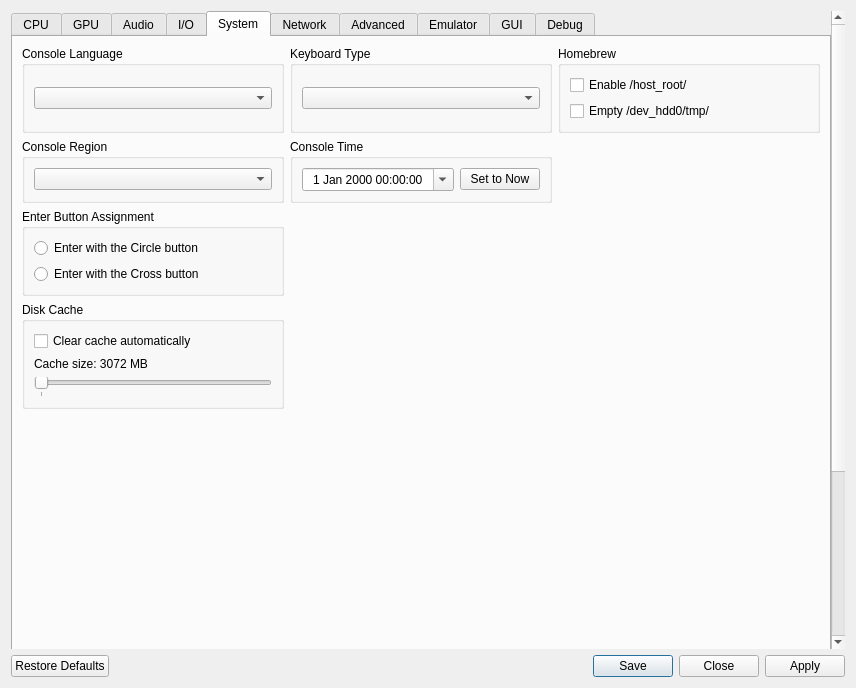
Above: rpcs3/rpcs3qt/settings_dialog.ui from RPCS3/rpcs3 before the change. Below: the same form after it.
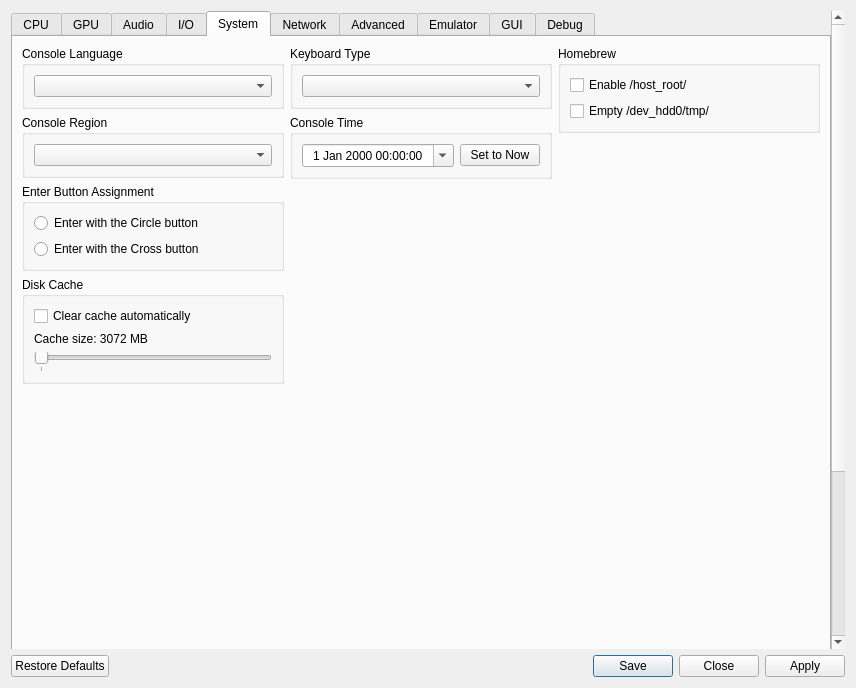
That is the form after the change. The open tabs and pages were chosen to show the change. Icons and pictures are not drawn.

Commit message: Fix system tab layout

```diff
--- a/rpcs3/rpcs3qt/settings_dialog.ui
+++ b/rpcs3/rpcs3qt/settings_dialog.ui
@@ -1900,9 +1900,11 @@
        <attribute name="title">
         <string>System</string>
        </attribute>
-       <layout class="QVBoxLayout" name="systemTab_layout" stretch="0,0,0,0,1,0">
+       <layout class="QVBoxLayout" name="systemTab_layout" stretch="0,1,0">
         <item>
-         <layout class="QHBoxLayout" name="systemTabLayout1" stretch="1,1,1">
+         <layout class="QHBoxLayout" name="systemTabHorizontalLayout" stretch="1,1,1">
+          <item>
+           <layout class="QVBoxLayout" name="systemTabLeftLayout">
           <item>
            <widget class="QGroupBox" name="gb_sysLang">
             <property name="title">
@@ -1916,45 +1918,6 @@
            </widget>
           </item>
           <item>
-           <widget class="QGroupBox" name="gb_keyboardType">
-            <property name="title">
-             <string>Keyboard Type</string>
-            </property>
-            <layout class="QVBoxLayout" name="verticalLayout_keyboardType">
-             <item>
-              <widget class="QComboBox" name="keyboardType"/>
-             </item>
-            </layout>
-           </widget>
-          </item>
-          <item>
-           <widget class="QGroupBox" name="gb_homebrew">
-            <property name="title">
-             <string>Homebrew</string>
-            </property>
-            <layout class="QVBoxLayout" name="gb_homebrew_layout">
-             <item>
-              <widget class="QCheckBox" name="enableHostRoot">
-               <property name="text">
-                <string>Enable /host_root/</string>
-               </property>
-              </widget>
-             </item>
-             <item>
-              <widget class="QCheckBox" name="emptyHdd0Tmp">
-               <property name="text">
-                <string>Empty /dev_hdd0/tmp/</string>
-               </property>
-              </widget>
-             </item>
-            </layout>
-           </widget>
-          </item>
-         </layout>
-        </item>
-        <item>
-         <layout class="QHBoxLayout" name="systemTabLayout2" stretch="1,1,1">
-          <item>
            <widget class="QGroupBox" name="gb_console_region">
             <property name="title">
              <string>Console Region</string>
@@ -1967,6 +1930,97 @@
            </widget>
           </item>
           <item>
+             <widget class="QGroupBox" name="gb_enterButtonAssignment">
+              <property name="title">
+               <string>Enter Button Assignment</string>
+              </property>
+              <layout class="QVBoxLayout" name="gb_enterButtonAssignment_layout">
+               <item>
+                <widget class="QRadioButton" name="enterButtonAssignCircle">
+                 <property name="text">
+                  <string notr="true">Enter with the Circle button</string>
+                 </property>
+                </widget>
+               </item>
+               <item>
+                <widget class="QRadioButton" name="enterButtonAssignCross">
+                 <property name="text">
+                  <string notr="true">Enter with the Cross button</string>
+                 </property>
+                </widget>
+               </item>
+              </layout>
+             </widget>
+            </item>
+            <item>
+             <widget class="QGroupBox" name="gb_DiskCacheClearing">
+              <property name="title">
+               <string>Disk Cache</string>
+              </property>
+              <layout class="QVBoxLayout" name="gb_DiskCacheClearing_layout">
+               <item>
+                <widget class="QCheckBox" name="enableCacheClearing">
+                 <property name="text">
+                  <string>Clear cache automatically</string>
+                 </property>
+                </widget>
+               </item>
+               <item>
+                <widget class="QLabel" name="maximumCacheSizeLabel">
+                 <property name="text">
+                  <string>Cache size: 3072 MB</string>
+                 </property>
+                </widget>
+               </item>
+               <item>
+                <widget class="QSlider" name="maximumCacheSize">
+                 <property name="pageStep">
+                  <number>512</number>
+                 </property>
+                 <property name="orientation">
+                  <enum>Qt::Orientation::Horizontal</enum>
+                 </property>
+                 <property name="tickPosition">
+                  <enum>QSlider::TickPosition::TicksBelow</enum>
+                 </property>
+                 <property name="tickInterval">
+                  <number>1024</number>
+                 </property>
+                </widget>
+               </item>
+              </layout>
+             </widget>
+            </item>
+            <item>
+             <spacer name="systemTabLeftVerticalSpacer">
+              <property name="orientation">
+               <enum>Qt::Orientation::Vertical</enum>
+              </property>
+              <property name="sizeHint" stdset="0">
+               <size>
+                <width>0</width>
+                <height>0</height>
+               </size>
+              </property>
+             </spacer>
+            </item>
+           </layout>
+          </item>
+          <item>
+           <layout class="QVBoxLayout" name="systemTabMiddleLayout">
+            <item>
+             <widget class="QGroupBox" name="gb_keyboardType">
+              <property name="title">
+               <string>Keyboard Type</string>
+              </property>
+              <layout class="QVBoxLayout" name="verticalLayout_keyboardType">
+               <item>
+                <widget class="QComboBox" name="keyboardType"/>
+               </item>
+              </layout>
+             </widget>
+            </item>
+            <item>
            <widget class="QGroupBox" name="gb_console_time">
             <property name="title">
              <string>Console Time</string>
@@ -2024,29 +2078,39 @@
            </widget>
           </item>
           <item>
-           <widget class="QWidget" name="systemTabSpacerWidget2" native="true"/>
+             <spacer name="systemTabMiddleVerticalSpacer">
+              <property name="orientation">
+               <enum>Qt::Orientation::Vertical</enum>
+              </property>
+              <property name="sizeHint" stdset="0">
+               <size>
+                <width>0</width>
+                <height>0</height>
+               </size>
+              </property>
+             </spacer>
           </item>
          </layout>
         </item>
         <item>
-         <layout class="QHBoxLayout" name="systemTabLayout3" stretch="1,1,1">
+           <layout class="QVBoxLayout" name="systemTabRightLayout">
           <item>
-           <widget class="QGroupBox" name="gb_enterButtonAssignment">
+             <widget class="QGroupBox" name="gb_homebrew">
             <property name="title">
-             <string>Enter Button Assignment</string>
-            </property>
-            <layout class="QVBoxLayout" name="gb_enterButtonAssignment_layout">
+               <string>Homebrew</string>
+              </property>
+              <layout class="QVBoxLayout" name="gb_homebrew_layout">
              <item>
-              <widget class="QRadioButton" name="enterButtonAssignCircle">
+                <widget class="QCheckBox" name="enableHostRoot">
                <property name="text">
-                <string notr="true">Enter with the Circle button</string>
+                  <string>Enable /host_root/</string>
                </property>
               </widget>
              </item>
              <item>
-              <widget class="QRadioButton" name="enterButtonAssignCross">
+                <widget class="QCheckBox" name="emptyHdd0Tmp">
                <property name="text">
-                <string notr="true">Enter with the Cross button</string>
+                  <string>Empty /dev_hdd0/tmp/</string>
                </property>
               </widget>
              </item>
@@ -2054,59 +2118,19 @@
            </widget>
           </item>
           <item>
-           <widget class="QWidget" name="systemTabSpacerWidget3" native="true"/>
-          </item>
-          <item>
-           <widget class="QWidget" name="systemTabSpacerWidget4" native="true"/>
-          </item>
-         </layout>
-        </item>
-        <item>
-         <layout class="QHBoxLayout" name="systemTabLayout4" stretch="1,1,1">
-          <item>
-           <widget class="QGroupBox" name="gb_DiskCacheClearing">
-            <property name="title">
-             <string>Disk Cache</string>
-            </property>
-            <layout class="QVBoxLayout" name="gb_DiskCacheClearing_layout">
-             <item>
-              <widget class="QCheckBox" name="enableCacheClearing">
-               <property name="text">
-                <string>Clear cache automatically</string>
-               </property>
-              </widget>
-             </item>
-             <item>
-              <widget class="QLabel" name="maximumCacheSizeLabel">
-               <property name="text">
-                <string>Cache size: 3072 MB</string>
-               </property>
-              </widget>
-             </item>
-             <item>
-              <widget class="QSlider" name="maximumCacheSize">
-               <property name="pageStep">
-                <number>512</number>
-               </property>
+             <spacer name="systemTabRightVerticalSpacer">
                <property name="orientation">
-                <enum>Qt::Orientation::Horizontal</enum>
-               </property>
-               <property name="tickPosition">
-                <enum>QSlider::TickPosition::TicksBelow</enum>
-               </property>
-               <property name="tickInterval">
-                <number>1024</number>
-               </property>
-              </widget>
-             </item>
-            </layout>
-           </widget>
-          </item>
-          <item>
-           <widget class="QWidget" name="systemTabSpacerWidget5" native="true"/>
-          </item>
-          <item>
-           <widget class="QWidget" name="systemTabSpacerWidget6" native="true"/>
+               <enum>Qt::Orientation::Vertical</enum>
+              </property>
+              <property name="sizeHint" stdset="0">
+               <size>
+                <width>0</width>
+                <height>0</height>
+               </size>
+              </property>
+             </spacer>
+            </item>
+           </layout>
           </item>
          </layout>
         </item>
```
Lines whose indentation alone changed are shown as unchanged.
